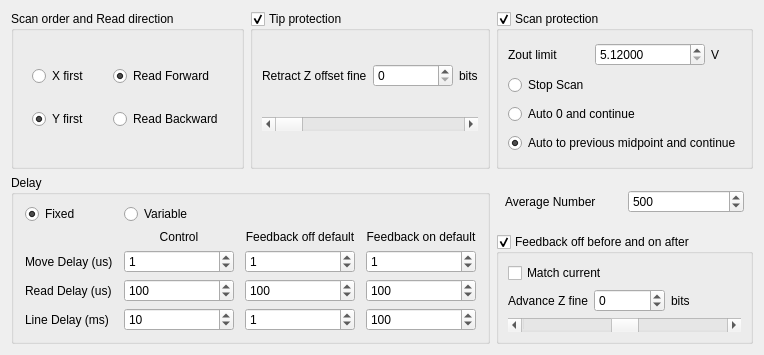
Old version of the form pyqt5 STM software/ui/ScanOptions.ui in the repository freestylexyz/STM-pyqt5-software.
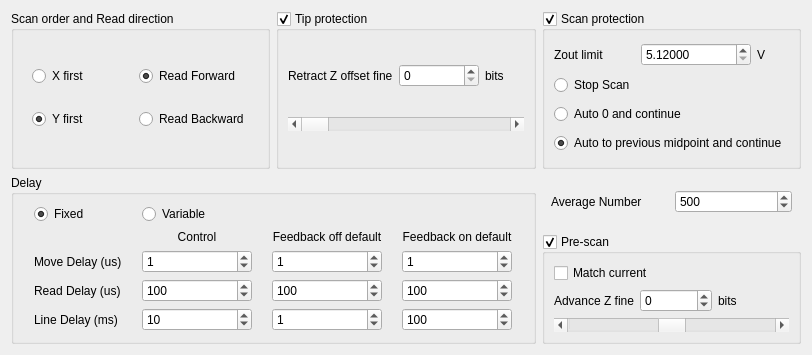
New version of the form.

What changed in the file:
```diff
--- a/pyqt5 STM software/ui/ScanOptions.ui
+++ b/pyqt5 STM software/ui/ScanOptions.ui
@@ -6,7 +6,7 @@
    <rect>
     <x>0</x>
     <y>0</y>
-    <width>715</width>
+    <width>812</width>
     <height>355</height>
    </rect>
   </property>
@@ -523,7 +523,7 @@
    <item row="4" column="2">
     <widget class="QGroupBox" name="groupBox_Feedback_ScanOptions">
      <property name="title">
-      <string>Feedback off before and on after</string>
+      <string>Pre-scan</string>
      </property>
      <property name="checkable">
       <bool>true</bool>
```
